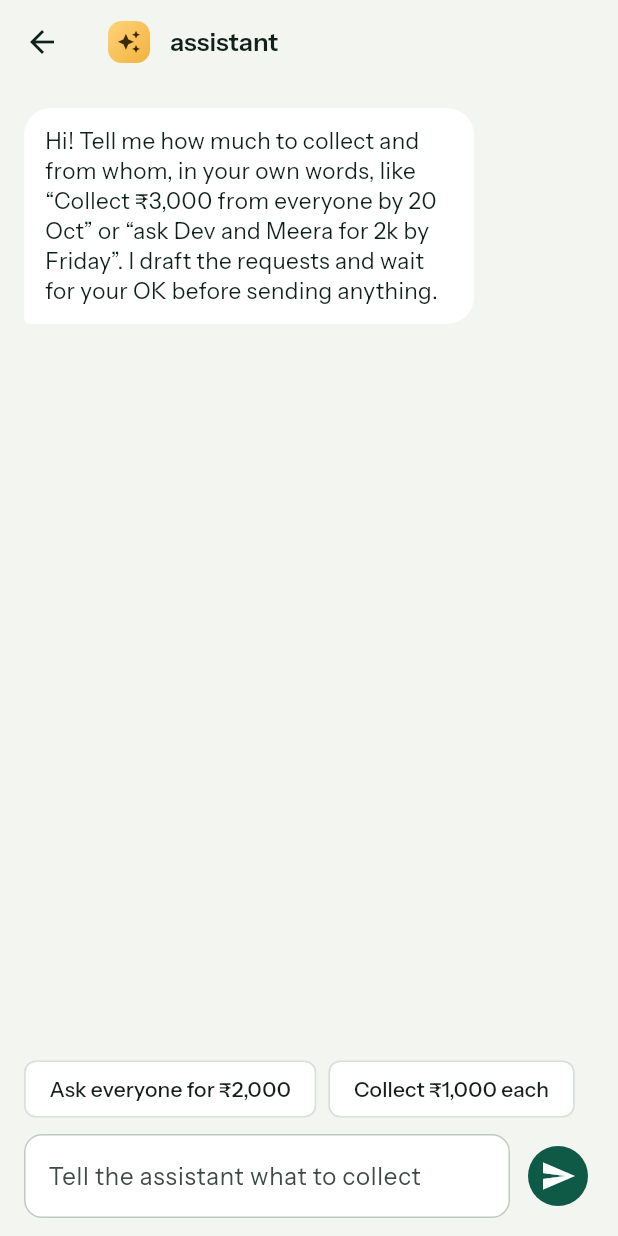
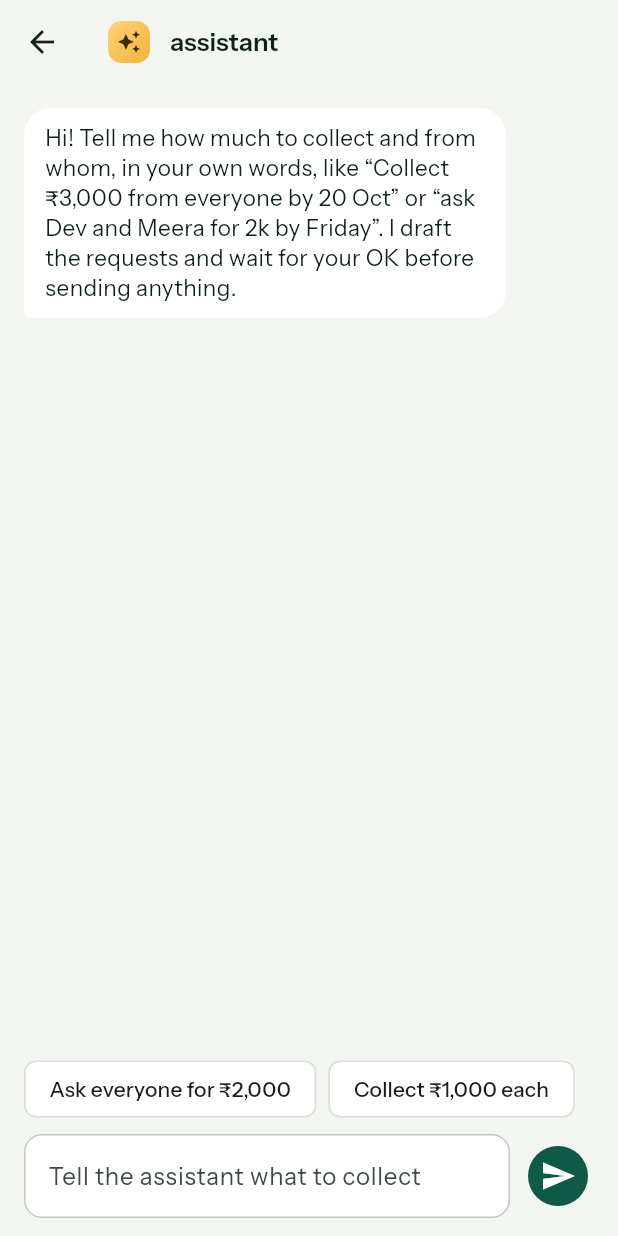
Before and after one commit to mutcherlarahulkumar/pointy, a Flutter app: the AssistantScreen screen opened directly with empty values, on a phone screen of 412 x 824 dp. Run offline on Flutter 3.47's test engine with Material 3 defaults, Android fonts, the phone set to English and light mode, and no system bars; our stand-ins replace geolocator, google_fonts, image_picker, local_auth, qr_flutter, shared_preferences; missing offline and left inert: mobile_scanner; accounts and stored records are empty; project files that could hold a hidden picture were left out.

Commit message:
refactor(app): one ChatBubble for the trip assistant and Pointy AI
Both chats drew the same bubble with their own copy of the shape and
colours. They now share widgets/chat_bubble.dart.

```diff
--- a/pointy/lib/screens/ai/pointy_ai.dart
+++ b/pointy/lib/screens/ai/pointy_ai.dart
@@ -9,6 +9,7 @@ import '../../tabs.dart';
 import '../../theme.dart';
 import '../../widgets/ai_mark.dart';
 import '../../widgets/async_view.dart';
+import '../../widgets/chat_bubble.dart';
 import '../../widgets/product_image.dart';
 import '../money/pay_flow.dart';
 import '../money/request_flow.dart';
@@ -258,22 +259,12 @@ class _PointyAiScreenState extends State<PointyAiScreen> {
 
   Widget _bubble(ChatMessage m) {
     final mine = m.mine;
-    final bubble = Container(
-      constraints: BoxConstraints(maxWidth: MediaQuery.sizeOf(context).width * 0.78),
-      padding: const EdgeInsets.symmetric(horizontal: 14, vertical: 10),
-      decoration: BoxDecoration(
-        color: mine ? AppColors.pine700 : AppColors.surface,
-        borderRadius: BorderRadius.only(
-          topLeft: const Radius.circular(18),
-          topRight: const Radius.circular(18),
-          bottomLeft: Radius.circular(mine ? 18 : 4),
-          bottomRight: Radius.circular(mine ? 4 : 18),
-        ),
-      ),
+    final bubble = ChatBubble(
+      mine: mine,
       child: Column(
         crossAxisAlignment: CrossAxisAlignment.start,
         children: [
-          Text(m.text, style: AppText.body(color: mine ? Colors.white : AppColors.ink)),
+          Text(m.text, style: ChatBubble.textStyle(mine)),
           if (m.action != null && m.action!.type != 'shop') ...[
             const SizedBox(height: 10),
             _actionButton(m.action!),
--- a/pointy/lib/screens/assistant/assistant.dart
+++ b/pointy/lib/screens/assistant/assistant.dart
@@ -7,6 +7,7 @@ import '../../models.dart';
 import '../../theme.dart';
 import '../../widgets/ai_mark.dart';
 import '../../widgets/avatar.dart';
+import '../../widgets/chat_bubble.dart';
 import '../../widgets/tag.dart';
 
 /// The trip assistant. The organiser types an instruction, the assistant
@@ -187,20 +188,9 @@ class _AssistantScreenState extends State<AssistantScreen> {
   Widget _bubble(_Message m) {
     return Align(
       alignment: m.fromMe ? Alignment.centerRight : Alignment.centerLeft,
-      child: Container(
-        margin: const EdgeInsets.only(bottom: 10),
-        padding: const EdgeInsets.symmetric(horizontal: 14, vertical: 12),
-        constraints: const BoxConstraints(maxWidth: 300),
-        decoration: BoxDecoration(
-          color: m.fromMe ? AppColors.pine700 : AppColors.surface,
-          borderRadius: BorderRadius.only(
-            topLeft: const Radius.circular(18),
-            topRight: const Radius.circular(18),
-            bottomLeft: Radius.circular(m.fromMe ? 18 : 4),
-            bottomRight: Radius.circular(m.fromMe ? 4 : 18),
-          ),
-        ),
-        child: Text(m.text!, style: AppText.body(color: m.fromMe ? Colors.white : AppColors.ink)),
+      child: Padding(
+        padding: const EdgeInsets.only(bottom: 10),
+        child: ChatBubble(mine: m.fromMe, child: Text(m.text!, style: ChatBubble.textStyle(m.fromMe))),
       ),
     );
   }
--- /dev/null
+++ b/pointy/lib/widgets/chat_bubble.dart
@@ -0,0 +1,33 @@
+import 'package:flutter/material.dart';
+
+import '../theme.dart';
+
+/// One chat bubble: green on the right for you, white on the left for the
+/// assistant, with the corner nearest the speaker squared off.
+class ChatBubble extends StatelessWidget {
+  const ChatBubble({super.key, required this.mine, required this.child});
+
+  final bool mine;
+  final Widget child;
+
+  /// The text style for plain text inside a bubble.
+  static TextStyle textStyle(bool mine) => AppText.body(color: mine ? Colors.white : AppColors.ink);
+
+  @override
+  Widget build(BuildContext context) {
+    return Container(
+      constraints: BoxConstraints(maxWidth: MediaQuery.sizeOf(context).width * 0.78),
+      padding: const EdgeInsets.symmetric(horizontal: 14, vertical: 10),
+      decoration: BoxDecoration(
+        color: mine ? AppColors.pine700 : AppColors.surface,
+        borderRadius: BorderRadius.only(
+          topLeft: const Radius.circular(18),
+          topRight: const Radius.circular(18),
+          bottomLeft: Radius.circular(mine ? 18 : 4),
+          bottomRight: Radius.circular(mine ? 4 : 18),
+        ),
+      ),
+      child: child,
+    );
+  }
+}
```
